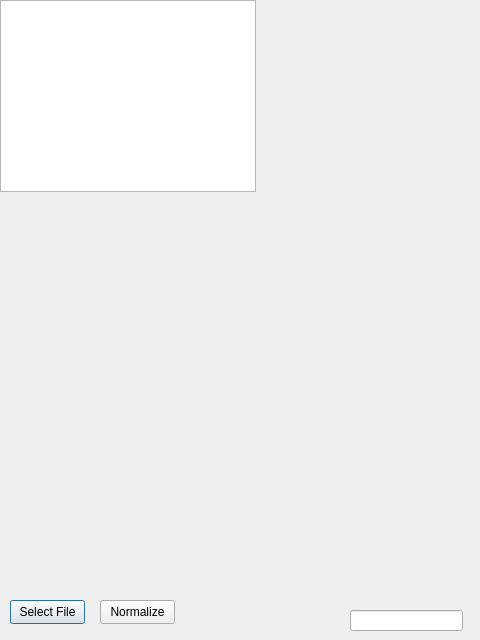
Old version of the form ramanDataProcessing/gui.ui in the repository AlanDReeves/projects.
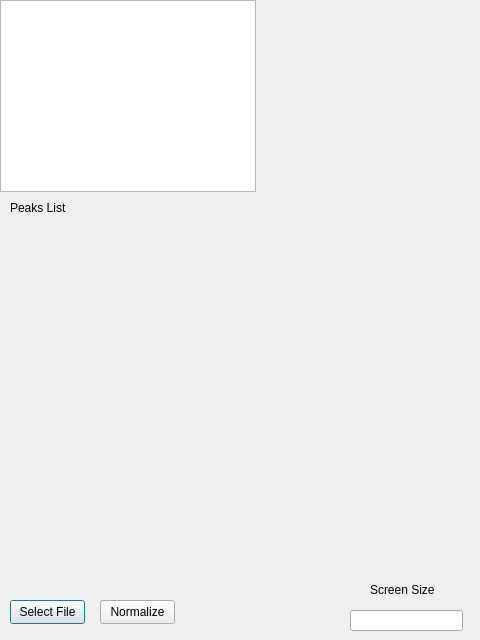
New version of the form.

Commit message:
Changed peak marking method
Peaks now marked with individual points and coordinates.

Diff of the .ui file:
```diff
--- a/ramanDataProcessing/gui.ui
+++ b/ramanDataProcessing/gui.ui
@@ -59,6 +59,32 @@
     </rect>
    </property>
   </widget>
+  <widget class="QLabel" name="label">
+   <property name="geometry">
+    <rect>
+     <x>370</x>
+     <y>580</y>
+     <width>71</width>
+     <height>20</height>
+    </rect>
+   </property>
+   <property name="text">
+    <string>Screen Size</string>
+   </property>
+  </widget>
+  <widget class="QLabel" name="label_2">
+   <property name="geometry">
+    <rect>
+     <x>10</x>
+     <y>200</y>
+     <width>61</width>
+     <height>16</height>
+    </rect>
+   </property>
+   <property name="text">
+    <string>Peaks List</string>
+   </property>
+  </widget>
  </widget>
  <resources/>
  <connections/>
```
The commit also changes 3 other files.
